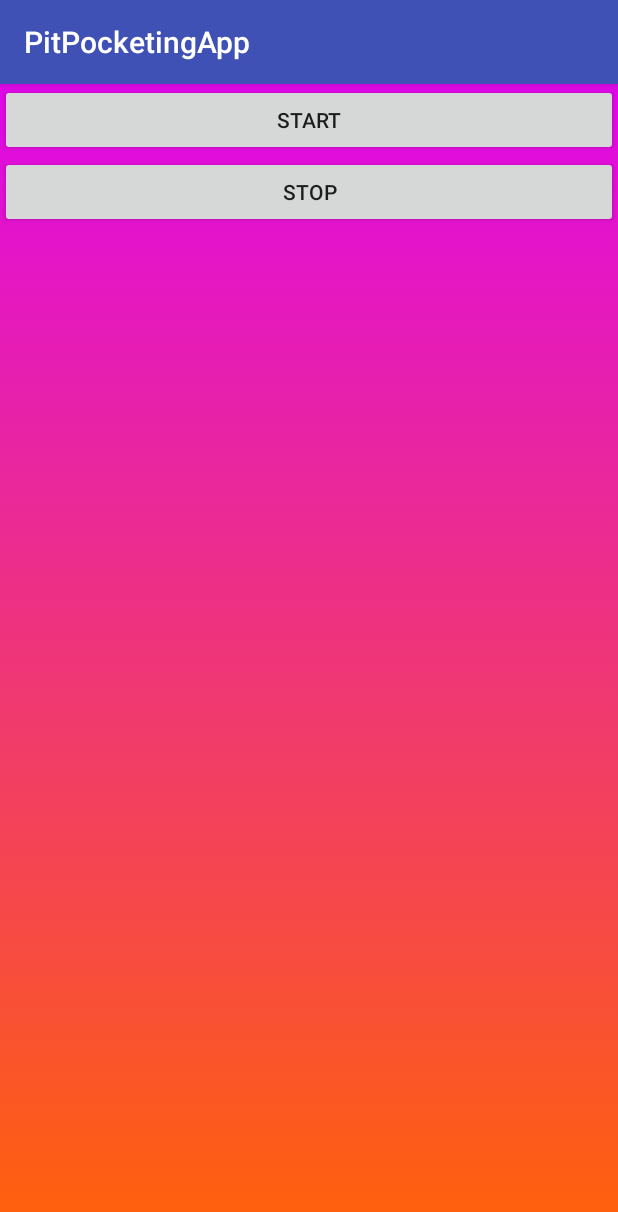
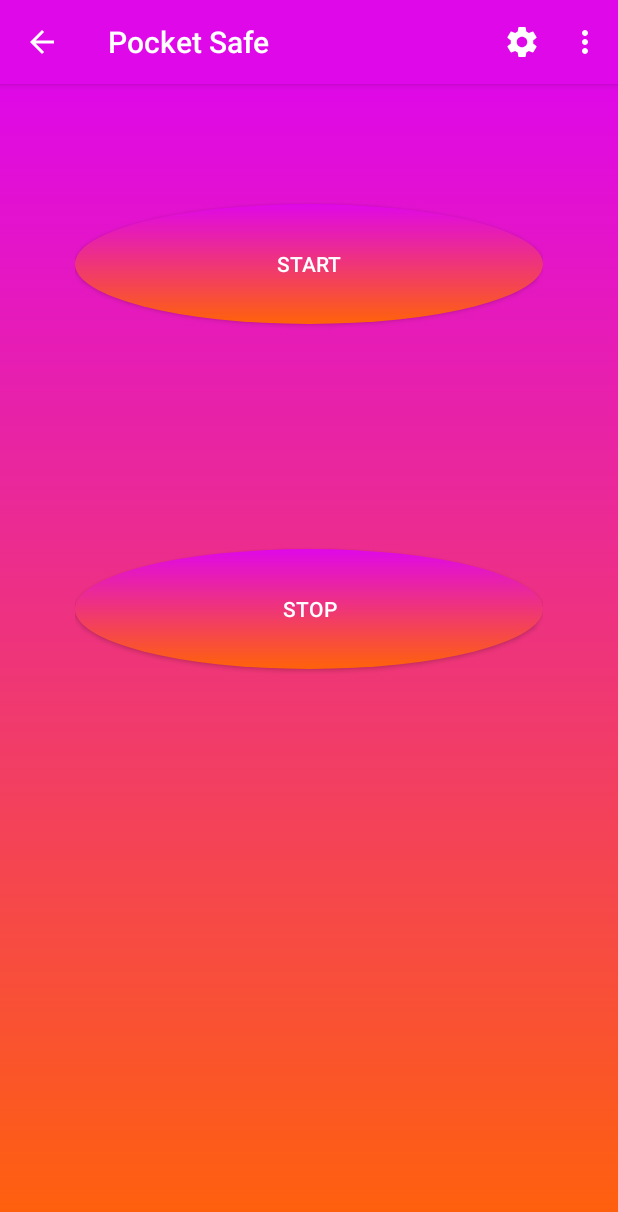
Before and after one commit to miPlodder/Anti-Theft-Alarm, an Android app: the screen it shows after launch (MainActivity), on a phone screen of 412 x 824 dp. Shown: the top 1212 px of the screen. Run offline under Robolectric (Android 15) with nearby library versions, the phone set to English and light mode, and no system bars.

Commit message:
Menu Added

```diff
--- a/app/build.gradle
+++ b/app/build.gradle
@@ -26,5 +26,6 @@ dependencies {
     })
     compile 'com.android.support:appcompat-v7:25.3.1'
     compile 'com.android.support.constraint:constraint-layout:1.0.2'
+    compile 'com.github.ViksaaSkool:AwesomeSplash:v1.0.0'
     testCompile 'junit:junit:4.12'
 }
--- a/app/src/main/java/com/example/saksham/pitpocketingapp/MainActivity.java
+++ b/app/src/main/java/com/example/saksham/pitpocketingapp/MainActivity.java
@@ -9,10 +9,13 @@ import android.graphics.Camera;
 import android.media.AudioManager;
 import android.media.MediaPlayer;
 import android.os.Handler;
+import android.support.v7.app.ActionBar;
 import android.support.v7.app.AppCompatActivity;
 import android.os.Bundle;
 import android.support.v7.view.menu.ActionMenuItemView;
 import android.util.Log;
+import android.view.Menu;
+import android.view.MenuItem;
 import android.view.View;
 import android.widget.Button;
 import android.widget.Toast;
@@ -32,6 +35,7 @@ public class MainActivity extends AppCompatActivity {
     BackgroundAudio backgroundAudio;
     Flashlight flashlight;
     IntentFilter i;
+    ActionBar actionBar;
     boolean toggle = true;
 
     @Override
@@ -40,6 +44,8 @@ public class MainActivity extends AppCompatActivity {
         super.onCreate(savedInstanceState);
         setContentView(R.layout.activity_main);
 
+        actionBar = getSupportActionBar();
+        actionBar.setDisplayHomeAsUpEnabled(true);
         camera = android.hardware.Camera.open();
         params = camera.getParameters();
 
@@ -114,6 +120,31 @@ public class MainActivity extends AppCompatActivity {
     }
 
     @Override
+    public boolean onCreateOptionsMenu(Menu menu) {
+
+        getMenuInflater().inflate(R.menu.menu_main_activity, menu);
+        return super.onCreateOptionsMenu(menu);
+    }
+
+    @Override
+    public boolean onOptionsItemSelected(MenuItem item) {
+
+
+        switch (item.getItemId()) {
+
+            case R.id.setting:
+                Toast.makeText(this,"Setting clicked", Toast.LENGTH_SHORT).show();
+                break;
+            case R.id.About:
+                break;
+            case R.id.feedback:
+                break;
+
+        }
+        return super.onOptionsItemSelected(item);
+    }
+
+    @Override
     protected void onDestroy() {
 
         super.onDestroy();
--- /dev/null
+++ b/app/src/main/res/drawable-anydpi/ic_settings.xml
@@ -0,0 +1,9 @@
+<vector xmlns:android="http://schemas.android.com/apk/res/android"
+        android:width="24dp"
+        android:height="24dp"
+        android:viewportWidth="24.0"
+        android:viewportHeight="24.0">
+    <path
+        android:fillColor="#FFF"
+        android:pathData="M19.43,12.98c0.04,-0.32 0.07,-0.64 0.07,-0.98s-0.03,-0.66 -0.07,-0.98l2.11,-1.65c0.19,-0.15 0.24,-0.42 0.12,-0.64l-2,-3.46c-0.12,-0.22 -0.39,-0.3 -0.61,-0.22l-2.49,1c-0.52,-0.4 -1.08,-0.73 -1.69,-0.98l-0.38,-2.65C14.46,2.18 14.25,2 14,2h-4c-0.25,0 -0.46,0.18 -0.49,0.42l-0.38,2.65c-0.61,0.25 -1.17,0.59 -1.69,0.98l-2.49,-1c-0.23,-0.09 -0.49,0 -0.61,0.22l-2,3.46c-0.13,0.22 -0.07,0.49 0.12,0.64l2.11,1.65c-0.04,0.32 -0.07,0.65 -0.07,0.98s0.03,0.66 0.07,0.98l-2.11,1.65c-0.19,0.15 -0.24,0.42 -0.12,0.64l2,3.46c0.12,0.22 0.39,0.3 0.61,0.22l2.49,-1c0.52,0.4 1.08,0.73 1.69,0.98l0.38,2.65c0.03,0.24 0.24,0.42 0.49,0.42h4c0.25,0 0.46,-0.18 0.49,-0.42l0.38,-2.65c0.61,-0.25 1.17,-0.59 1.69,-0.98l2.49,1c0.23,0.09 0.49,0 0.61,-0.22l2,-3.46c0.12,-0.22 0.07,-0.49 -0.12,-0.64l-2.11,-1.65zM12,15.5c-1.93,0 -3.5,-1.57 -3.5,-3.5s1.57,-3.5 3.5,-3.5 3.5,1.57 3.5,3.5 -1.57,3.5 -3.5,3.5z"/>
+</vector>
--- /dev/null
+++ b/app/src/main/res/drawable/round_button.xml
@@ -0,0 +1,20 @@
+<?xml version="1.0" encoding="utf-8"?>
+<shape xmlns:android="http://schemas.android.com/apk/res/android" android:shape="oval">
+
+    <!--<corners android:radius="1dp"/>-->
+    <solid android:color="#DF08E8"/>
+
+    <size android:width="80dp" android:height="80dp"/>
+    <!--Used to give borders
+
+    <stroke
+        android:width="1dp"
+        android:color="#FFF"/>
+
+    -->
+    <gradient
+        android:startColor="#FF6209"
+        android:endColor="#DF08E8"
+        android:angle="90"/>
+
+</shape>
--- a/app/src/main/res/layout/activity_main.xml
+++ b/app/src/main/res/layout/activity_main.xml
@@ -4,19 +4,26 @@
     xmlns:tools="http://schemas.android.com/tools"
     android:layout_width="match_parent"
     android:layout_height="match_parent"
+    android:background="@drawable/gradient_demo"
     android:orientation="vertical"
-    android:background="@drawable/gradient_demo"
+    android:padding="50dp"
     tools:context="com.example.saksham.pitpocketingapp.MainActivity">
 
     <Button
         android:id="@+id/btnStart"
         android:layout_width="match_parent"
         android:layout_height="wrap_content"
-        android:text="Start" />
+        android:layout_marginTop="30dp"
+        android:background="@drawable/round_button"
+        android:text="Start"
+        android:textColor="#FFF" />
 
     <Button
         android:id="@+id/btnStop"
         android:layout_width="match_parent"
         android:layout_height="wrap_content"
-        android:text="Stop" />
+        android:layout_marginTop="150dp"
+        android:background="@drawable/round_button"
+        android:text="Stop"
+        android:textColor="#FFF" />
 </LinearLayout>
--- /dev/null
+++ b/app/src/main/res/menu/menu_main_activity.xml
@@ -0,0 +1,19 @@
+<?xml version="1.0" encoding="utf-8"?>
+<menu xmlns:android="http://schemas.android.com/apk/res/android"
+    xmlns:app="http://schemas.android.com/apk/res-auto">
+
+    <item
+        android:id="@+id/setting"
+        app:showAsAction="always"
+        android:icon="@drawable/ic_settings"
+        android:title="Settings" />
+
+    <item
+        android:id="@+id/feedback"
+        android:title="Feedback"/>
+
+    <item
+        android:id="@+id/About"
+        android:title="About Developer"/>
+
+</menu>
--- a/app/src/main/res/values/colors.xml
+++ b/app/src/main/res/values/colors.xml
@@ -1,6 +1,6 @@
 <?xml version="1.0" encoding="utf-8"?>
 <resources>
-    <color name="colorPrimary">#3F51B5</color>
-    <color name="colorPrimaryDark">#303F9F</color>
+    <color name="colorPrimary">#DF08E8</color> <!--TOOLBAR COLOR-->
+    <color name="colorPrimaryDark">#DF08E8</color> <!--TOP TOOLBAR COLOR-->
     <color name="colorAccent">#FF4081</color>
 </resources>
--- a/app/src/main/res/values/strings.xml
+++ b/app/src/main/res/values/strings.xml
@@ -1,3 +1,3 @@
 <resources>
-    <string name="app_name">PitPocketingApp</string>
+    <string name="app_name">Pocket Safe</string>
 </resources>
--- a/build.gradle
+++ b/build.gradle
@@ -15,6 +15,7 @@ buildscript {
 allprojects {
     repositories {
         jcenter()
+        maven { url "https://jitpack.io" }
     }
 }
 
```
